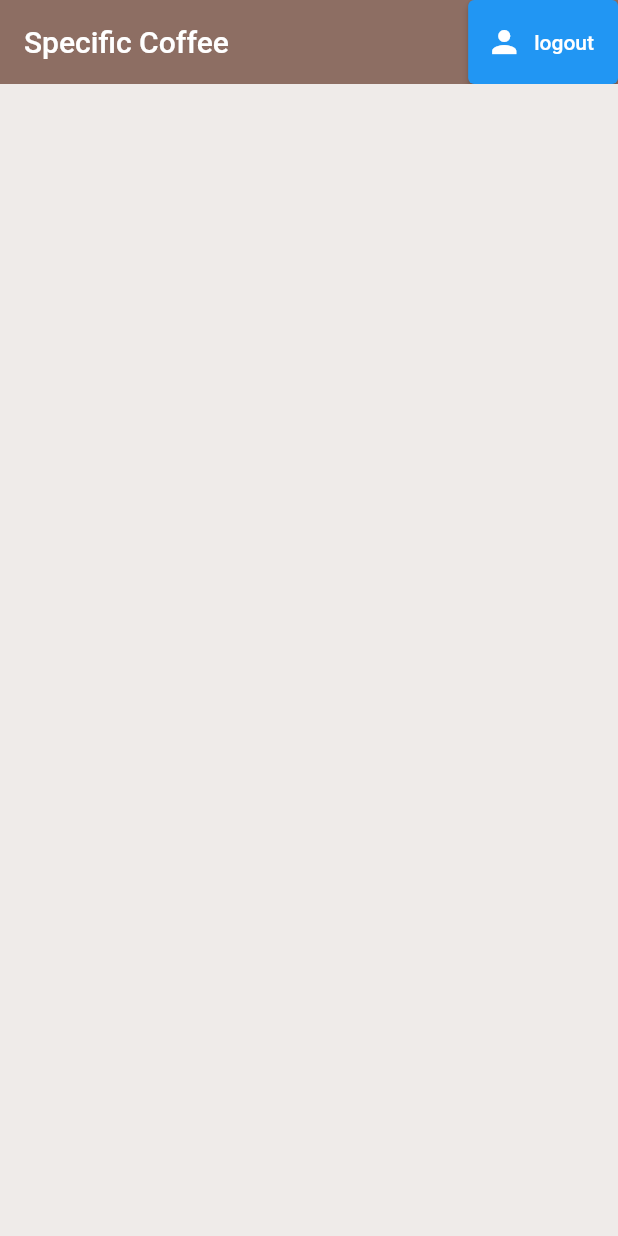
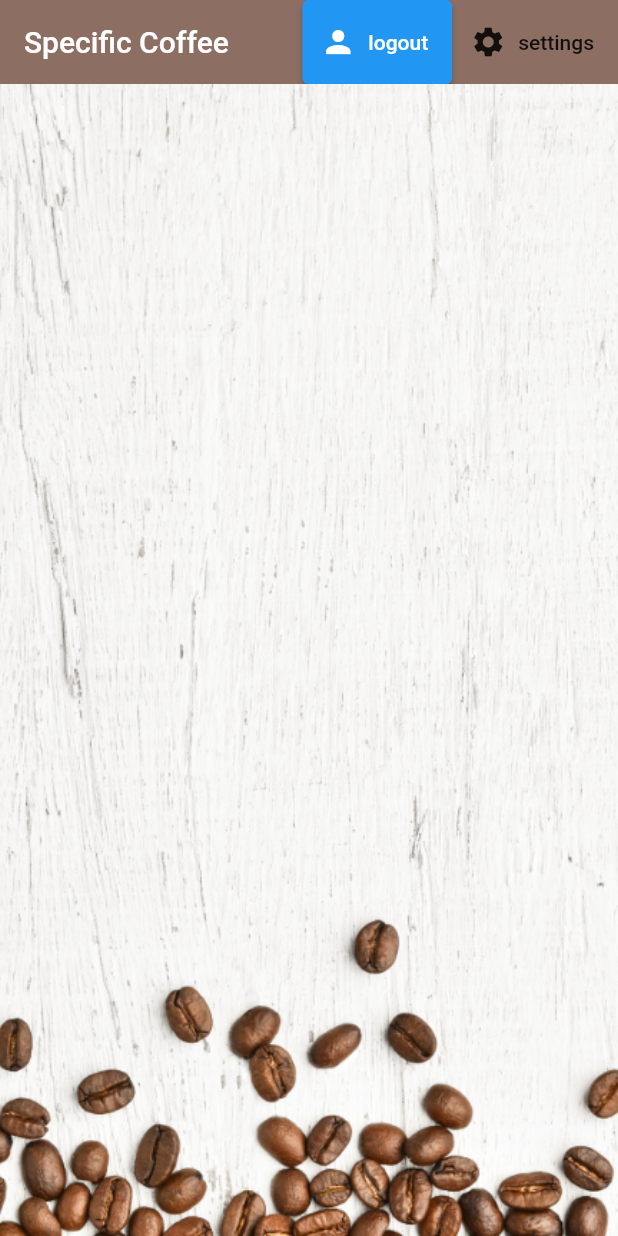
Before and after one commit to Anand4756/Specific-Coffee, a Flutter app: the screen it shows once a user with an empty profile is signed in, on a phone screen of 412 x 824 dp. Run offline on Flutter 3.47's test engine with Material 2 defaults, Android fonts, the phone set to English and light mode, and no system bars; our stand-ins replace cloud_firestore, firebase_auth, firebase_core, flutter_spinkit; accounts and stored records are empty.

Commit message:
almost completed

```diff
--- a/lib/main.dart
+++ b/lib/main.dart
@@ -23,7 +23,6 @@ class MyApp extends StatelessWidget {
       initialData: null,
       child: MaterialApp(
         debugShowCheckedModeBanner: false,
-        title: 'Flutter Demo',
         theme:
             ThemeData(primarySwatch: Colors.blue, backgroundColor: Colors.blue),
         home: Wrapper(),
--- /dev/null
+++ b/lib/models/coffee.dart
@@ -0,0 +1,7 @@
+class Coffee {
+  final String? name;
+  final String? sugars;
+  final int? strength;
+
+  Coffee({this.name, this.sugars, this.strength});
+}
--- a/lib/models/user.dart
+++ b/lib/models/user.dart
@@ -3,3 +3,12 @@ class Profile {
 
   Profile({required this.uid});
 }
+
+class Profiledata {
+  final String? uid;
+  final String? name;
+  final String? sugars;
+  final int? strength;
+
+  Profiledata({this.uid, this.name, this.sugars, this.strength});
+}
--- /dev/null
+++ b/lib/screens/home/coffeelist.dart
@@ -0,0 +1,33 @@
+import 'package:cloud_firestore/cloud_firestore.dart';
+import 'package:coffeeapp/screens/home/coffeetile.dart';
+import 'package:flutter/material.dart';
+import 'package:provider/provider.dart';
+import 'package:coffeeapp/models/coffee.dart';
+
+class CoffeeList extends StatefulWidget {
+  @override
+  _CoffeeListState createState() => _CoffeeListState();
+}
+
+class _CoffeeListState extends State<CoffeeList> {
+  @override
+  Widget build(BuildContext context) {
+    // final coffeee = Provider.of<QuerySnapshot>(context);
+    //print(brews.documents);
+    // for (var doc in coffeee.docs) {
+    //   print(doc.data);
+    // }
+    final coffee = Provider.of<List<Coffee>>(context) ?? [];
+    // coffee.forEach((brew) {
+    //   print(brew.name);
+    //   print(brew.sugars);
+    // });
+    // return Container();
+    return ListView.builder(
+      itemCount: coffee.length,
+      itemBuilder: (context, index) {
+        return CoffeeTile(coffee: coffee[index]);
+      },
+    );
+  }
+}
--- a/lib/screens/home/home.dart
+++ b/lib/screens/home/home.dart
@@ -1,13 +1,36 @@
+import 'package:cloud_firestore/cloud_firestore.dart';
+import 'package:coffeeapp/screens/home/coffeelist.dart';
+import 'package:coffeeapp/screens/home/settingform.dart';
+import 'package:coffeeapp/services/database.dart';
 import 'package:flutter/material.dart';
 import 'package:coffeeapp/services/auth.dart';
+import 'package:provider/provider.dart';
+import 'package:coffeeapp/models/coffee.dart';
 
-class Home extends StatelessWidget {
+class Home extends StatefulWidget {
+  @override
+  State<Home> createState() => _HomeState();
+}
+
+class _HomeState extends State<Home> {
   final AuthService _auth = AuthService();
 
   @override
   Widget build(BuildContext context) {
-    return SafeArea(
-      child: Container(
+    void _showSettingsPanel() {
+      showModalBottomSheet(
+          context: context,
+          builder: (context) {
+            return Container(
+              padding: EdgeInsets.symmetric(vertical: 20.0, horizontal: 60.0),
+              child: SettingsForm(),
+            );
+          });
+    }
+
+    return StreamProvider<List<Coffee>>.value(
+      value: DatabaseService().coffee,
+      initialData: [],
       child: Scaffold(
         backgroundColor: Colors.brown[50],
         appBar: AppBar(
@@ -22,9 +45,21 @@ class Home extends StatelessWidget {
                 await _auth.signOut();
               },
             ),
+            FlatButton.icon(
+              icon: Icon(Icons.settings),
+              label: Text('settings'),
+              onPressed: () => _showSettingsPanel(),
+            )
           ],
         ),
+        body: Container(
+            decoration: BoxDecoration(
+              image: DecorationImage(
+                image: AssetImage('assets/coffee_bg.png'),
+                fit: BoxFit.cover,
               ),
+            ),
+            child: CoffeeList()),
       ),
     );
   }
--- a/lib/services/auth.dart
+++ b/lib/services/auth.dart
@@ -1,5 +1,6 @@
 import 'package:firebase_auth/firebase_auth.dart';
 import 'package:coffeeapp/models/user.dart';
+import 'package:coffeeapp/services/database.dart';
 
 class AuthService {
   final FirebaseAuth _auth = FirebaseAuth.instance;
@@ -42,7 +43,9 @@ class AuthService {
     try {
       UserCredential result = await _auth.createUserWithEmailAndPassword(
           email: email, password: password);
+
       User? user = result.user;
+      await DatabaseService(uid: user!.uid).updateUserData('2', 'yoshi', 200);
       return _userFromFirebaseUser(user);
     } catch (error) {
       print(error.toString());
--- a/pubspec.yaml
+++ b/pubspec.yaml
@@ -38,6 +38,7 @@ dependencies:
   cloud_firestore: ^3.4.1
   firebase_core: ^1.20.0
   provider: ^6.0.3
+  flutter_spinkit: ^5.1.0
 
 dev_dependencies:
   flutter_test:
@@ -62,8 +63,8 @@ flutter:
   uses-material-design: true
 
   # To add assets to your application, add an assets section, like this:
-  # assets:
-  #   - images/a_dot_burr.jpeg
+  assets:
+    - assets/
   #   - images/a_dot_ham.jpeg
 
   # An image asset can refer to one or more resolution-specific "variants", see
```
Also changed, not shown: lib/screens/home/coffeetile.dart (added, +26 -0 lines), lib/screens/home/settingform.dart (added, +94 -0 lines), lib/services/database.dart (added, +51 -0 lines), lib/shared/loading.dart (added, +17 -0 lines), assets/coffee_bg.png (added), assets/coffee_icon.png (added), pubspec.lock. Lines whose indentation alone changed are shown as unchanged.
